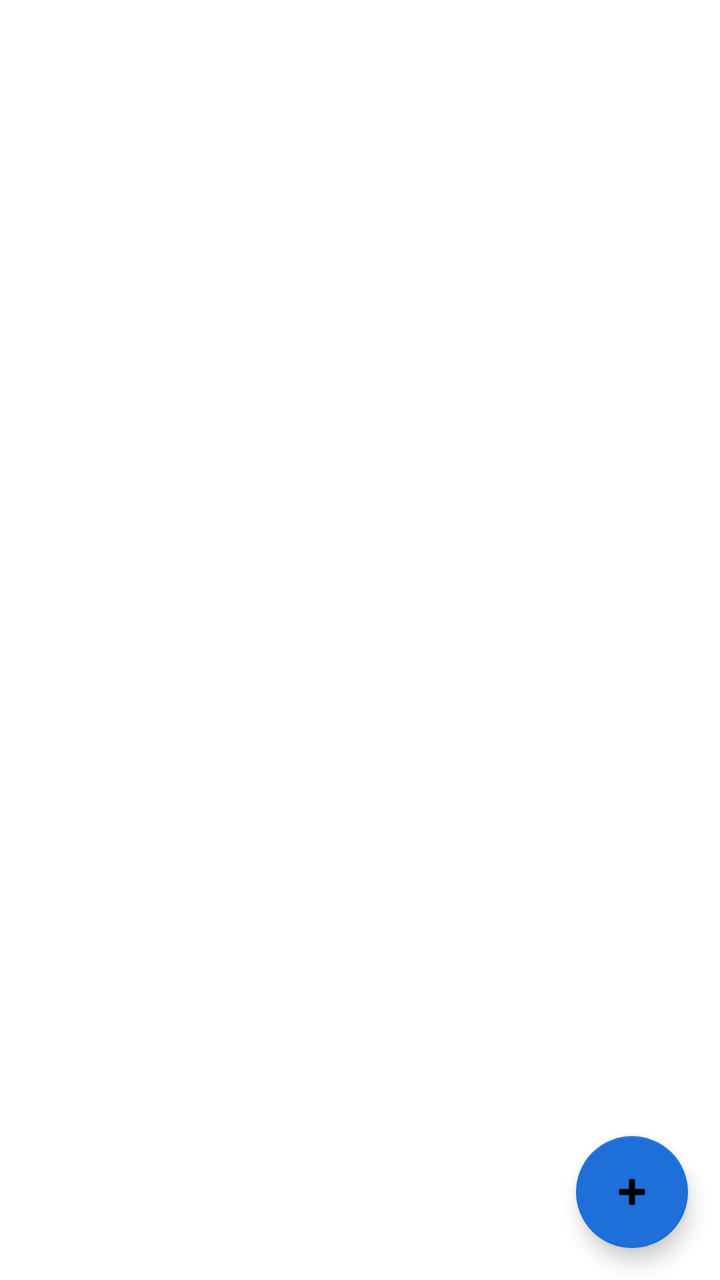
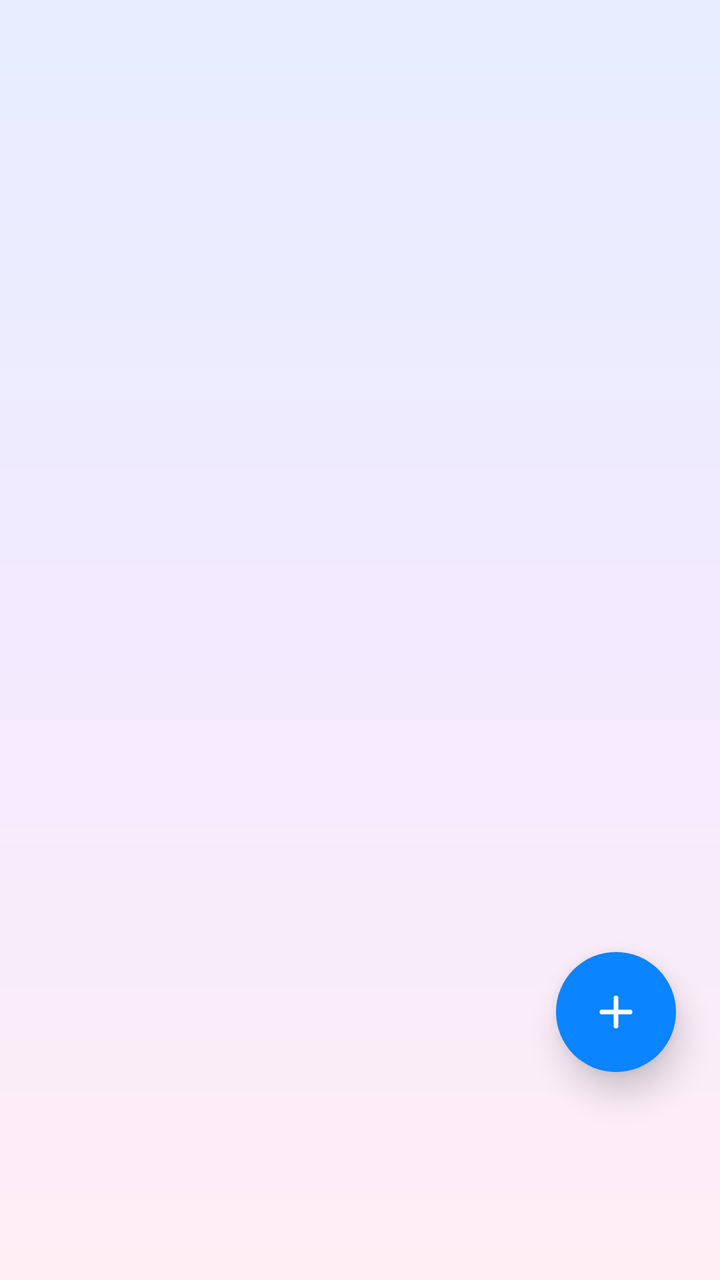

Two renders of the same Android screen: before a commit and after it. Below are the layout's source before the change and the commit's diff.
<!-- AndroidManifest.xml: application theme Theme.Catatan -->
<!-- res/layout/fragment_list.xml -->
<?xml version="1.0" encoding="utf-8"?>
<FrameLayout xmlns:android="http://schemas.android.com/apk/res/android"
    xmlns:app="http://schemas.android.com/apk/res-auto"
    android:layout_width="match_parent"
    android:layout_height="match_parent">

    <androidx.recyclerview.widget.RecyclerView
        android:id="@+id/list"
        android:layout_width="match_parent"
        android:layout_height="match_parent"
        android:clipToPadding="false"
        android:paddingStart="8dp"
        android:paddingTop="8dp"
        android:paddingEnd="8dp"
        android:paddingBottom="88dp" />

    <TextView
        android:id="@+id/empty"
        android:layout_width="wrap_content"
        android:layout_height="wrap_content"
        android:layout_gravity="center"
        android:alpha="0.6"
        android:textSize="16sp" />

    <com.google.android.material.floatingactionbutton.FloatingActionButton
        android:id="@+id/fab"
        android:layout_width="wrap_content"
        android:layout_height="wrap_content"
        android:layout_gravity="bottom|end"
        android:layout_margin="16dp"
        android:contentDescription="Tambah"
        app:srcCompat="@android:drawable/ic_input_add" />
</FrameLayout>
<!-- resources referenced by this layout -->
<resources>
  <style name="Theme.Catatan" parent="Theme.MaterialComponents.DayNight.DarkActionBar">
          <item name="colorPrimary">#1E6FD9</item>
          <item name="colorPrimaryVariant">#1457AD</item>
          <item name="colorSecondary">#1E6FD9</item>
          <item name="colorOnPrimary">#FFFFFF</item>
      </style>
</resources>

<!-- the commit's change to res/layout/fragment_list.xml (unified diff, before → after) -->
@@ -9,17 +9,21 @@
         android:layout_width="match_parent"
         android:layout_height="match_parent"
         android:clipToPadding="false"
-        android:paddingStart="8dp"
-        android:paddingTop="8dp"
-        android:paddingEnd="8dp"
-        android:paddingBottom="88dp" />
+        android:layoutAnimation="@anim/layout_list"
+        android:overScrollMode="ifContentScrolls"
+        android:paddingStart="10dp"
+        android:paddingTop="92dp"
+        android:paddingEnd="10dp"
+        android:paddingBottom="140dp" />
 
     <TextView
         android:id="@+id/empty"
         android:layout_width="wrap_content"
         android:layout_height="wrap_content"
         android:layout_gravity="center"
-        android:alpha="0.6"
+        android:gravity="center"
+        android:lineSpacingExtra="4dp"
+        android:textColor="@color/ink_sub"
         android:textSize="16sp" />
 
     <com.google.android.material.floatingactionbutton.FloatingActionButton
@@ -27,7 +31,15 @@
         android:layout_width="wrap_content"
         android:layout_height="wrap_content"
         android:layout_gravity="bottom|end"
-        android:layout_margin="16dp"
+        android:layout_marginEnd="22dp"
+        android:layout_marginBottom="104dp"
         android:contentDescription="Tambah"
-        app:srcCompat="@android:drawable/ic_input_add" />
+        app:backgroundTint="@color/accent"
+        app:borderWidth="0dp"
+        app:elevation="10dp"
+        app:fabCustomSize="60dp"
+        app:pressedTranslationZ="12dp"
+        app:rippleColor="#40FFFFFF"
+        app:srcCompat="@drawable/ic_add"
+        app:tint="@android:color/white" />
 </FrameLayout>
<!-- resource entries referenced after the edit -->
@@ -1,10 +1,76 @@
 <!-- resources referenced by this layout -->
 <resources>
-  <style name="Theme.Catatan" parent="Theme.MaterialComponents.DayNight.DarkActionBar">
-          <item name="colorPrimary">#1E6FD9</item>
-          <item name="colorPrimaryVariant">#1457AD</item>
-          <item name="colorSecondary">#1E6FD9</item>
+  <color name="accent">#0A84FF</color>
+  <color name="ink_sub">#5B6379</color>
+  <!-- drawable ic_add (drawable) -->
+  <vector xmlns:android="http://schemas.android.com/apk/res/android"
+      android:width="28dp" android:height="28dp" android:viewportWidth="24" android:viewportHeight="24">
+      <path android:fillColor="#00000000" android:pathData="M12,5v14M5,12h14" android:strokeColor="#FFFFFF"
+          android:strokeLineCap="round" android:strokeWidth="2.4" />
+  </vector>
+  <style name="Theme.Catatan" parent="Theme.MaterialComponents.DayNight.NoActionBar">
+          <item name="colorPrimary">@color/accent</item>
+          <item name="colorPrimaryVariant">#0060D0</item>
+          <item name="colorSecondary">@color/accent2</item>
           <item name="colorOnPrimary">#FFFFFF</item>
+          <item name="android:windowBackground">@drawable/bg_app</item>
+          <item name="android:statusBarColor">@color/bg_top</item>
+          <item name="android:windowLightStatusBar">@bool/light_bars</item>
+          <item name="android:textColorPrimary">@color/ink</item>
+          <item name="android:textColorSecondary">@color/ink_sub</item>
+          <item name="alertDialogTheme">@style/App.Alert</item>
+          <item name="android:windowAnimationStyle">@style/App.WindowAnim</item>
       </style>
+  <color name="accent2">#5E5CE6</color>
+  <!-- drawable bg_app (drawable) -->
+  <?xml version="1.0" encoding="utf-8"?>
+  <layer-list xmlns:android="http://schemas.android.com/apk/res/android">
+      <item>
+          <shape android:shape="rectangle">
+              <gradient android:angle="270" android:centerColor="@color/bg_mid" android:endColor="@color/bg_bottom" android:startColor="@color/bg_top" />
+          </shape>
+      </item>
+  </layer-list>
+  <color name="bg_top">#E6EEFF</color>
+  <color name="ink">#14182B</color>
+  <style name="App.Alert" parent="ThemeOverlay.MaterialComponents.Dialog.Alert">
+          <item name="android:windowBackground">@drawable/bg_dialog</item>
+          <item name="android:windowAnimationStyle">@style/App.DialogAnim</item>
+          <item name="android:textColorPrimary">@color/ink</item>
+          <item name="android:textColorSecondary">@color/ink_sub</item>
+          <item name="colorPrimary">@color/accent</item>
+          <item name="buttonBarPositiveButtonStyle">@style/Widget.MaterialComponents.Button.TextButton.Dialog</item>
+      </style>
+  <style name="App.WindowAnim" parent="@android:style/Animation.Activity">
+          <item name="android:activityOpenEnterAnimation">@anim/fade_in</item>
+          <item name="android:activityOpenExitAnimation">@anim/fade_out</item>
+      </style>
+  <color name="bg_mid">#F3EAFF</color>
+  <color name="bg_bottom">#FFEEF4</color>
+  <!-- drawable bg_dialog (drawable) -->
+  <?xml version="1.0" encoding="utf-8"?>
+  <inset xmlns:android="http://schemas.android.com/apk/res/android"
+      android:drawable="@drawable/bg_dialog_inner"
+      android:insetBottom="12dp" android:insetLeft="12dp" android:insetRight="12dp" android:insetTop="12dp" />
+  <style name="App.DialogAnim" parent="@android:style/Animation.Dialog">
+          <item name="android:windowEnterAnimation">@anim/dialog_in</item>
+          <item name="android:windowExitAnimation">@anim/dialog_out</item>
+      </style>
+  <!-- drawable bg_dialog_inner (drawable) -->
+  <?xml version="1.0" encoding="utf-8"?>
+  <layer-list xmlns:android="http://schemas.android.com/apk/res/android">
+      <item>
+          <shape android:shape="rectangle">
+              <corners android:radius="28dp" />
+              <gradient android:angle="315" android:endColor="#40FFFFFF" android:startColor="#CCFFFFFF" />
+          </shape>
+      </item>
+      <item android:bottom="1dp" android:left="1dp" android:right="1dp" android:top="1dp">
+          <shape android:shape="rectangle">
+              <corners android:radius="28dp" />
+              <gradient android:angle="315" android:endColor="#F2F3F0FF" android:startColor="#F7FFFFFF" />
+          </shape>
+      </item>
+  </layer-list>
 </resources>
 
